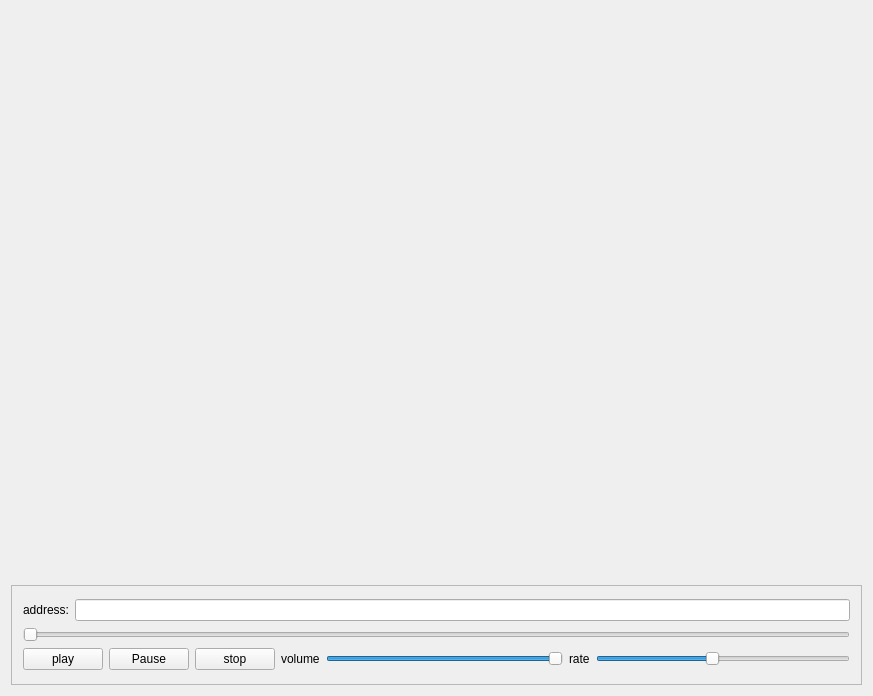
This is CPPPlayer/QtMediaPlayer/QtMediaPlayer.ui in dkmora/CPPplayer as Qt 5 draws it before an edit. The edited form follows.
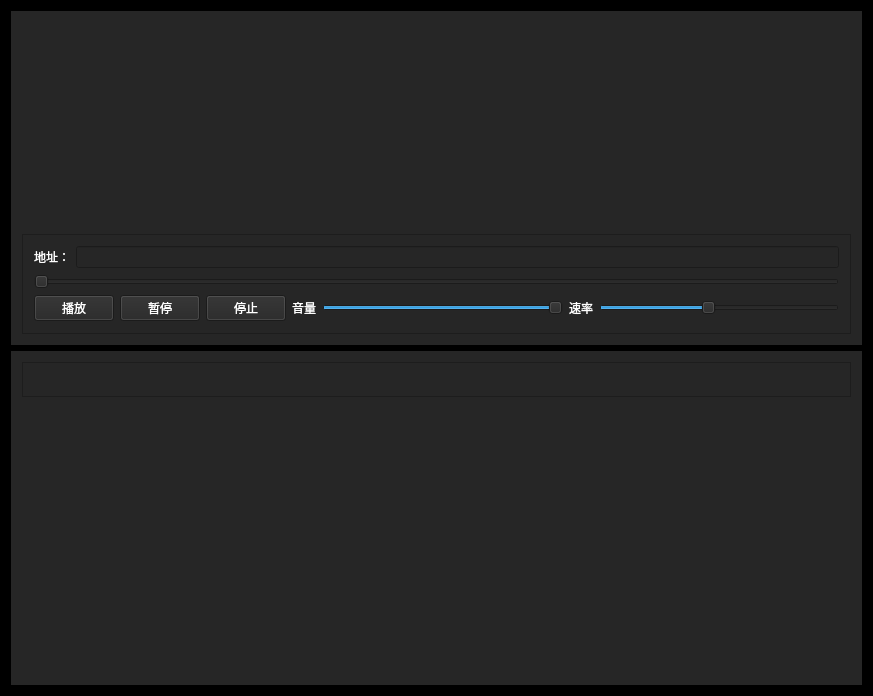
This is the edited form. Custom widgets are drawn as their Qt base class.

Patch:
```diff
--- a/CPPPlayer/QtMediaPlayer/QtMediaPlayer.ui
+++ b/CPPPlayer/QtMediaPlayer/QtMediaPlayer.ui
@@ -19,12 +19,22 @@
   <property name="windowTitle">
    <string>QPublishStream</string>
   </property>
+  <property name="styleSheet">
+   <string notr="true">background-color: rgb(0, 0, 0);</string>
+  </property>
   <widget class="QWidget" name="centralWidget">
    <property name="styleSheet">
     <string notr="true"/>
    </property>
    <layout class="QVBoxLayout" name="verticalLayout_4">
     <item>
+     <widget class="QWidget" name="widget" native="true">
+      <property name="styleSheet">
+       <string notr="true">QWidget{background-color: rgb(38, 38, 38);}
+QLabel{color:white;}
+QPushButton{color:white;}
+</string>
+      </property>
      <layout class="QVBoxLayout" name="verticalLayout">
       <item>
        <widget class="QWidget" name="m_widget_video" native="true"/>
@@ -51,7 +61,7 @@
              <item>
               <widget class="QLabel" name="m_lab_volume_2">
                <property name="text">
-                <string>address:</string>
+                 <string>地址：</string>
                </property>
               </widget>
              </item>
@@ -74,21 +84,21 @@
                <item>
                 <widget class="QPushButton" name="m_btn_start_publishstream">
                  <property name="text">
-                  <string>play</string>
+                   <string>播放</string>
                  </property>
                 </widget>
                </item>
                <item>
                 <widget class="QPushButton" name="m_btn_pause">
                  <property name="text">
-                  <string>Pause</string>
+                   <string>暂停</string>
                  </property>
                 </widget>
                </item>
                <item>
                 <widget class="QPushButton" name="m_btn_stop_publishstream">
                  <property name="text">
-                  <string>stop</string>
+                   <string>停止</string>
                  </property>
                 </widget>
                </item>
@@ -99,7 +109,7 @@
                <item>
                 <widget class="QLabel" name="m_lab_volume">
                  <property name="text">
-                  <string>volume</string>
+                   <string>音量</string>
                  </property>
                 </widget>
                </item>
@@ -120,7 +130,7 @@
                <item>
                 <widget class="QLabel" name="label">
                  <property name="text">
-                  <string>rate</string>
+                   <string>速率</string>
                  </property>
                 </widget>
                </item>
@@ -150,11 +160,56 @@
        </widget>
       </item>
      </layout>
+     </widget>
+    </item>
+    <item>
+     <widget class="QWidget" name="main_edit" native="true">
+      <property name="styleSheet">
+       <string notr="true">background-color: rgb(38, 38, 38);</string>
+      </property>
+      <layout class="QVBoxLayout" name="verticalLayout_5">
+       <item>
+        <widget class="QFrame" name="tool_frame">
+         <property name="minimumSize">
+          <size>
+           <width>0</width>
+           <height>35</height>
+          </size>
+         </property>
+         <property name="maximumSize">
+          <size>
+           <width>16777215</width>
+           <height>35</height>
+          </size>
+         </property>
+         <property name="frameShape">
+          <enum>QFrame::StyledPanel</enum>
+         </property>
+         <property name="frameShadow">
+          <enum>QFrame::Raised</enum>
+         </property>
+        </widget>
+       </item>
+       <item>
+        <widget class="VideoScaleWidget" name="main_seek_widget" native="true">
+         <layout class="QVBoxLayout" name="verticalLayout_6"/>
+        </widget>
+       </item>
+      </layout>
+     </widget>
     </item>
    </layout>
   </widget>
  </widget>
  <layoutdefault spacing="6" margin="11"/>
+ <customwidgets>
+  <customwidget>
+   <class>VideoScaleWidget</class>
+   <extends>QWidget</extends>
+   <header location="global">./EDIT/VideoScaleWidget.h</header>
+   <container>1</container>
+  </customwidget>
+ </customwidgets>
  <resources/>
  <connections/>
 </ui>
```
Left out of the diff: 2 changed lines with no effect on the pictures. Lines whose indentation alone changed are shown as unchanged.
